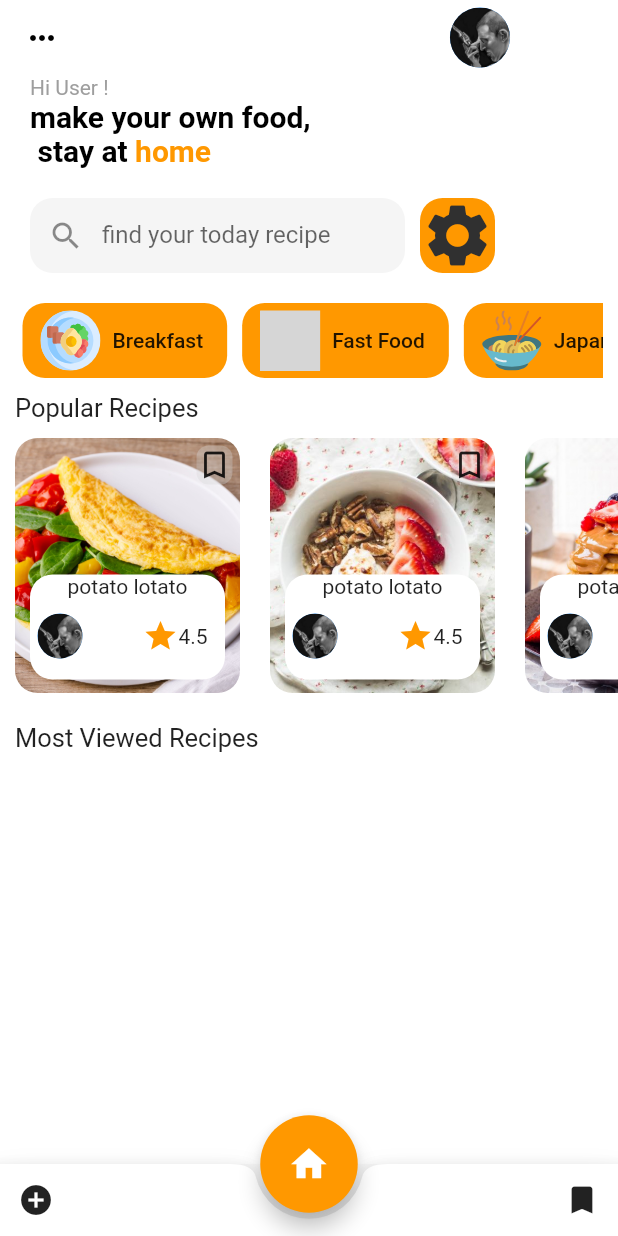
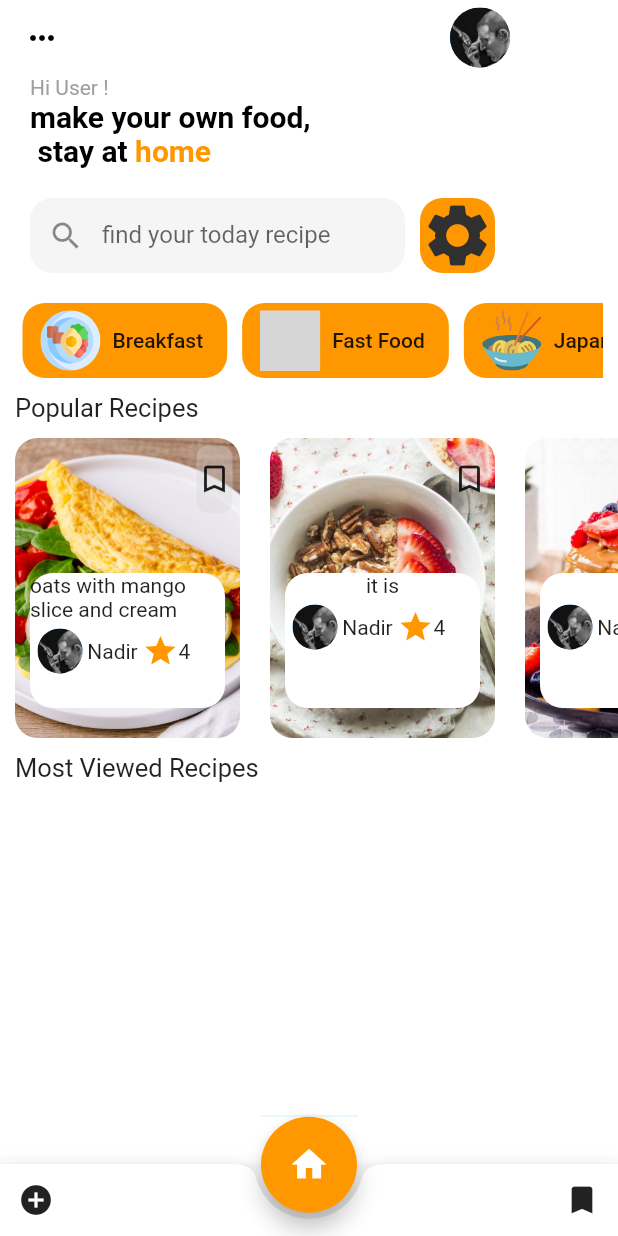
Before and after one commit to Enadir-Mekhlouf/Myrecipe, a Flutter app: the screen it shows after launch, on a phone screen of 412 x 824 dp. Run offline on Flutter 3.47's test engine with Material 2 defaults, Android fonts, the phone set to English and light mode, and no system bars; our stand-ins replace flutter_svg; grey boxes are pictures that could not be loaded.

Commit message:
update classes for slider container

```diff
--- a/lib/main.dart
+++ b/lib/main.dart
@@ -44,9 +44,16 @@ class MyApp extends StatelessWidget {
         floatingActionButton: Container(
           height: 65.0,
           width: 65.0,
+          decoration: BoxDecoration(
+            border: Border(
+              top: BorderSide(width: 1.0, color: Colors.lightBlue.shade50),
+            ),
+            // shape: BoxShape.circle,
+          ),
           child: FittedBox(
             child: FloatingActionButton(
               backgroundColor: Colors.orange,
+
               onPressed: () {},
               child: Icon(
                 Icons.home,
@@ -204,13 +211,16 @@ class MyApp extends StatelessWidget {
                 ),
                 //
                 Container(
-                  height: 180,
+                  height: 200,
                   child: ListView(
                     scrollDirection: Axis.horizontal,
                     children: [
-                      PopularRecipe("images/eggs.jpg"),
-                      PopularRecipe("images/stb.jpeg"),
-                      PopularRecipe("images/pancake.jpg"),
+                      PopularRecipe("images/eggs.jpg", "4", "images/vinz.jpg",
+                          "Nadir", "oats with mango slice and cream"),
+                      PopularRecipe("images/stb.jpeg", "4", "images/vinz.jpg",
+                          "Nadir", "it is"),
+                      PopularRecipe("images/pancake.jpg", "4",
+                          "images/vinz.jpg", "Nadir", "it is"),
                     ],
                   ),
                 ),
@@ -236,14 +246,20 @@ class MyApp extends StatelessWidget {
 
 class PopularRecipe extends StatelessWidget {
   final String picture;
-  const PopularRecipe(this.picture);
+  final String note;
+  final String iconp;
+  final String namep;
+  final String discription;
+
+  const PopularRecipe(
+      this.picture, this.note, this.iconp, this.namep, this.discription);
 
   @override
   Widget build(BuildContext context) {
     return Column(
       children: [
         SizedBox(
-          height: 170,
+          height: 200,
           width: 170,
           child: Container(
             margin: EdgeInsets.symmetric(horizontal: 10.0),
@@ -262,7 +278,7 @@ class PopularRecipe extends StatelessWidget {
                 Align(
                   alignment: Alignment.topRight,
                   child: SizedBox(
-                    height: 36,
+                    height: 55,
                     child: Container(
                       margin: EdgeInsets.all(5),
                       decoration: BoxDecoration(
@@ -276,29 +292,29 @@ class PopularRecipe extends StatelessWidget {
                   ),
                 ),
                 SizedBox(
-                  height: 55,
+                  height: 35,
                 ),
                 Column(
                   children: [
                     SizedBox(
-                      height: 70,
+                      height: 90,
                       width: 130,
                       child: Container(
                         child: Column(
                           children: [
-                            Text("potato lotato"),
+                            Text(discription),
                             Container(
                               margin: EdgeInsets.symmetric(
-                                  vertical: 10, horizontal: 5.0),
+                                  vertical: 5, horizontal: 5.0),
                               child: Row(
                                 mainAxisAlignment:
                                     MainAxisAlignment.spaceBetween,
                                 children: [
                                   CircleAvatar(
                                     radius: 15.0,
-                                    backgroundImage:
-                                        AssetImage('images/vinz.jpg'),
+                                    backgroundImage: AssetImage(iconp),
                                   ),
+                                  Text(namep),
                                   SizedBox(
                                     height: 30,
                                     width: 50,
@@ -307,7 +323,7 @@ class PopularRecipe extends StatelessWidget {
                                         children: [
                                           Icon(Icons.star_purple500_sharp,
                                               color: Colors.orange),
-                                          Text("4.5")
+                                          Text(note),
                                         ],
                                       ),
                                       //
```
